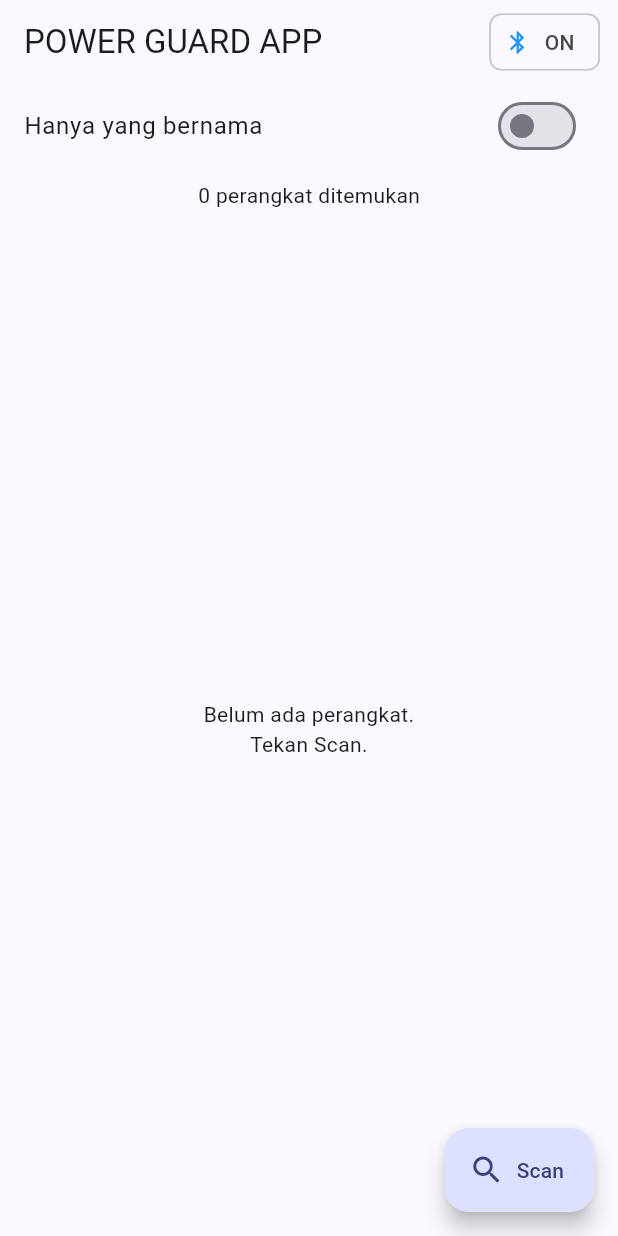
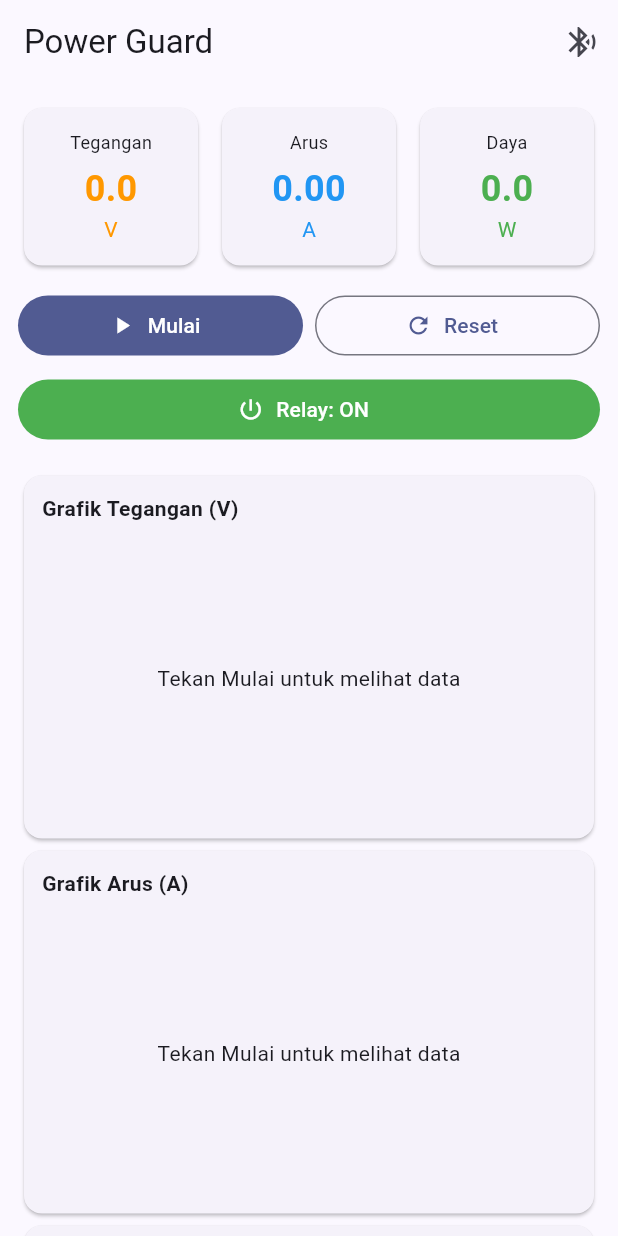
Before and after one commit to AGDAN09/power-guard, a Flutter app: the screen it shows after launch, on a phone screen of 412 x 824 dp. Run offline on Flutter 3.47's test engine with Material 3 defaults, Android fonts, the phone set to English and light mode, and no system bars; our stand-ins replace flutter_blue_plus, get, permission_handler.

Commit message:
update fitur (volt, ampere, watt, grafik) karo tombol scan bluetooth

```diff
--- a/lib/main.dart
+++ b/lib/main.dart
@@ -1,3 +1,4 @@
+import 'power_page.dart';
 import 'package:flutter/material.dart';
 import 'package:flutter_blue_plus/flutter_blue_plus.dart';
 
@@ -11,7 +12,7 @@ class MyApp extends StatelessWidget {
       debugShowCheckedModeBanner: false,
       title: 'POWER GUARD APP',
       theme: ThemeData(colorSchemeSeed: Colors.indigo, useMaterial3: true),
-      home: const ScanPage(),
+      home: const PowerPage(),
     );
   }
 }
--- /dev/null
+++ b/lib/power_page.dart
@@ -0,0 +1,289 @@
+import 'main.dart';
+import 'dart:async';
+import 'dart:math';
+import 'package:flutter/material.dart';
+
+class PowerPage extends StatefulWidget {
+  const PowerPage({super.key});
+  @override
+  State<PowerPage> createState() => _PowerPageState();
+}
+
+class _PowerPageState extends State<PowerPage> {
+  static const int maxPoints = 10;
+  final _rand = Random();
+  Timer? _timer;
+  bool _running = false;
+  bool _relayOn = true;
+
+  final List<double> _volt = [];
+  final List<double> _amp = [];
+  final List<double> _watt = [];
+
+  double _last(List<double> l) => l.isEmpty ? 0 : l.last;
+
+  void _add(List<double> l, double x) {
+    l.add(x);
+    if (l.length > maxPoints) l.removeAt(0);
+  }
+
+  void _tick() {
+    final v = 220 + (_rand.nextDouble() * 6 - 3);
+    final a = _relayOn ? 0.5 + _rand.nextDouble() * 2 : 0.0;
+    final w = v * a;
+    setState(() {
+      _add(_volt, v);
+      _add(_amp, a);
+      _add(_watt, w);
+    });
+  }
+
+  void _toggleRun() {
+    if (_running) {
+      _timer?.cancel();
+    } else {
+      _tick();
+      _timer = Timer.periodic(const Duration(seconds: 1), (_) => _tick());
+    }
+    setState(() => _running = !_running);
+  }
+
+  void _reset() {
+    setState(() {
+      _volt.clear();
+      _amp.clear();
+      _watt.clear();
+    });
+  }
+
+  @override
+  void dispose() {
+    _timer?.cancel();
+    super.dispose();
+  }
+
+  @override
+  Widget build(BuildContext context) {
+    return Scaffold(
+      appBar: AppBar(
+  title: const Text('Power Guard'),
+  actions: [
+    IconButton(
+      icon: const Icon(Icons.bluetooth_searching),
+      tooltip: 'Scan Bluetooth',
+      onPressed: () => Navigator.push(
+        context,
+        MaterialPageRoute(builder: (_) => const ScanPage()),
+      ),
+    ),
+  ],
+),
+      body: ListView(
+        padding: const EdgeInsets.all(12),
+        children: [
+          Row(
+            children: [
+              _ValueCard('Tegangan', 'V', _last(_volt), 1, Colors.orange),
+              const SizedBox(width: 8),
+              _ValueCard('Arus', 'A', _last(_amp), 2, Colors.blue),
+              const SizedBox(width: 8),
+              _ValueCard('Daya', 'W', _last(_watt), 1, Colors.green),
+            ],
+          ),
+          const SizedBox(height: 12),
+          Row(
+            children: [
+              Expanded(
+                child: FilledButton.icon(
+                  onPressed: _toggleRun,
+                  icon: Icon(_running ? Icons.stop : Icons.play_arrow),
+                  label: Text(_running ? 'Stop' : 'Mulai'),
+                ),
+              ),
+              const SizedBox(width: 8),
+              Expanded(
+                child: OutlinedButton.icon(
+                  onPressed: _reset,
+                  icon: const Icon(Icons.refresh),
+                  label: const Text('Reset'),
+                ),
+              ),
+            ],
+          ),
+          const SizedBox(height: 8),
+          SizedBox(
+            width: double.infinity,
+            child: FilledButton.icon(
+              style: FilledButton.styleFrom(
+                backgroundColor: _relayOn ? Colors.green : Colors.red,
+              ),
+              onPressed: () => setState(() => _relayOn = !_relayOn),
+              icon: const Icon(Icons.power_settings_new),
+              label: Text(_relayOn ? 'Relay: ON' : 'Relay: OFF'),
+            ),
+          ),
+          const SizedBox(height: 16),
+          _ChartCard('Grafik Tegangan', 'V', _volt, 1, Colors.orange),
+          _ChartCard('Grafik Arus', 'A', _amp, 2, Colors.blue),
+          _ChartCard('Grafik Daya', 'W', _watt, 1, Colors.green),
+        ],
+      ),
+    );
+  }
+}
+
+class _ValueCard extends StatelessWidget {
+  final String title, unit;
+  final double value;
+  final int decimals;
+  final Color color;
+  const _ValueCard(this.title, this.unit, this.value, this.decimals, this.color);
+
+  @override
+  Widget build(BuildContext context) {
+    return Expanded(
+      child: Card(
+        child: Padding(
+          padding: const EdgeInsets.symmetric(vertical: 14, horizontal: 8),
+          child: Column(
+            children: [
+              Text(title, style: const TextStyle(fontSize: 12)),
+              const SizedBox(height: 6),
+              Text(
+                value.toStringAsFixed(decimals),
+                style: TextStyle(
+                    fontSize: 24, fontWeight: FontWeight.bold, color: color),
+              ),
+              Text(unit, style: TextStyle(color: color)),
+            ],
+          ),
+        ),
+      ),
+    );
+  }
+}
+
+class _ChartCard extends StatelessWidget {
+  final String title, unit;
+  final List<double> data;
+  final int decimals;
+  final Color color;
+  const _ChartCard(this.title, this.unit, this.data, this.decimals, this.color);
+
+  @override
+  Widget build(BuildContext context) {
+    return Card(
+      child: Padding(
+        padding: const EdgeInsets.all(12),
+        child: Column(
+          crossAxisAlignment: CrossAxisAlignment.start,
+          children: [
+            Text('$title ($unit)',
+                style: const TextStyle(fontWeight: FontWeight.bold)),
+            const SizedBox(height: 8),
+            SizedBox(
+              height: 190,
+              width: double.infinity,
+              child: data.isEmpty
+                  ? const Center(child: Text('Tekan Mulai untuk melihat data'))
+                  : CustomPaint(
+                      painter: _LinePainter(
+                        data,
+                        decimals,
+                        color,
+                        Theme.of(context).colorScheme.onSurface,
+                      ),
+                    ),
+            ),
+          ],
+        ),
+      ),
+    );
+  }
+}
+
+class _LinePainter extends CustomPainter {
+  final List<double> data;
+  final int decimals;
+  final Color color;
+  final Color textColor;
+  _LinePainter(this.data, this.decimals, this.color, this.textColor);
+
+  void _text(Canvas c, String s, Offset o,
+      {double size = 10, bool center = false, bool right = false}) {
+    final tp = TextPainter(
+      text: TextSpan(
+          text: s,
+          style: TextStyle(
+              fontSize: size, color: textColor.withValues(alpha: 0.75))),
+      textDirection: TextDirection.ltr,
+    )..layout();
+    var dx = o.dx;
+    if (center) dx -= tp.width / 2;
+    if (right) dx -= tp.width;
+    tp.paint(c, Offset(dx, o.dy - tp.height / 2));
+  }
+
+  @override
+  void paint(Canvas canvas, Size size) {
+    const left = 44.0, right = 14.0, top = 18.0, bottom = 22.0;
+    final w = size.width - left - right;
+    final h = size.height - top - bottom;
+
+    var lo = data.reduce(min);
+    var hi = data.reduce(max);
+    var pad = (hi - lo) * 0.2;
+    if (pad == 0) pad = max(hi.abs() * 0.05, 1);
+    lo -= pad;
+    hi += pad;
+    if (lo < 0 && data.reduce(min) >= 0) lo = 0;
+
+    double yOf(double v) => top + h - (v - lo) / (hi - lo) * h;
+    double xOf(int i) => left + w * i / (_PowerMax.n - 1);
+
+    final grid = Paint()
+      ..color = textColor.withValues(alpha: 0.12)
+      ..strokeWidth = 1;
+    for (var i = 0; i <= 4; i++) {
+      final v = lo + (hi - lo) * i / 4;
+      final y = yOf(v);
+      canvas.drawLine(Offset(left, y), Offset(left + w, y), grid);
+      _text(canvas, v.toStringAsFixed(decimals), Offset(left - 6, y),
+          right: true);
+    }
+    for (var i = 0; i < _PowerMax.n; i++) {
+      canvas.drawLine(
+          Offset(xOf(i), top), Offset(xOf(i), top + h), grid);
+    }
+
+    final line = Paint()
+      ..color = color
+      ..strokeWidth = 3
+      ..style = PaintingStyle.stroke
+      ..strokeJoin = StrokeJoin.round;
+    final path = Path();
+    for (var i = 0; i < data.length; i++) {
+      final p = Offset(xOf(i), yOf(data[i]));
+      i == 0 ? path.moveTo(p.dx, p.dy) : path.lineTo(p.dx, p.dy);
+    }
+    canvas.drawPath(path, line);
+
+    final dot = Paint()..color = color;
+    for (var i = 0; i < data.length; i++) {
+      final p = Offset(xOf(i), yOf(data[i]));
+      canvas.drawCircle(p, 4.5, dot);
+      _text(canvas, data[i].toStringAsFixed(decimals),
+          Offset(p.dx, p.dy - 12),
+          size: 9, center: true);
+      _text(canvas, '${i + 1}', Offset(xOf(i), top + h + 12),
+          center: true);
+    }
+  }
+
+  @override
+  bool shouldRepaint(covariant _LinePainter old) => true;
+}
+
+class _PowerMax {
+  static const int n = 10;
+}
```
